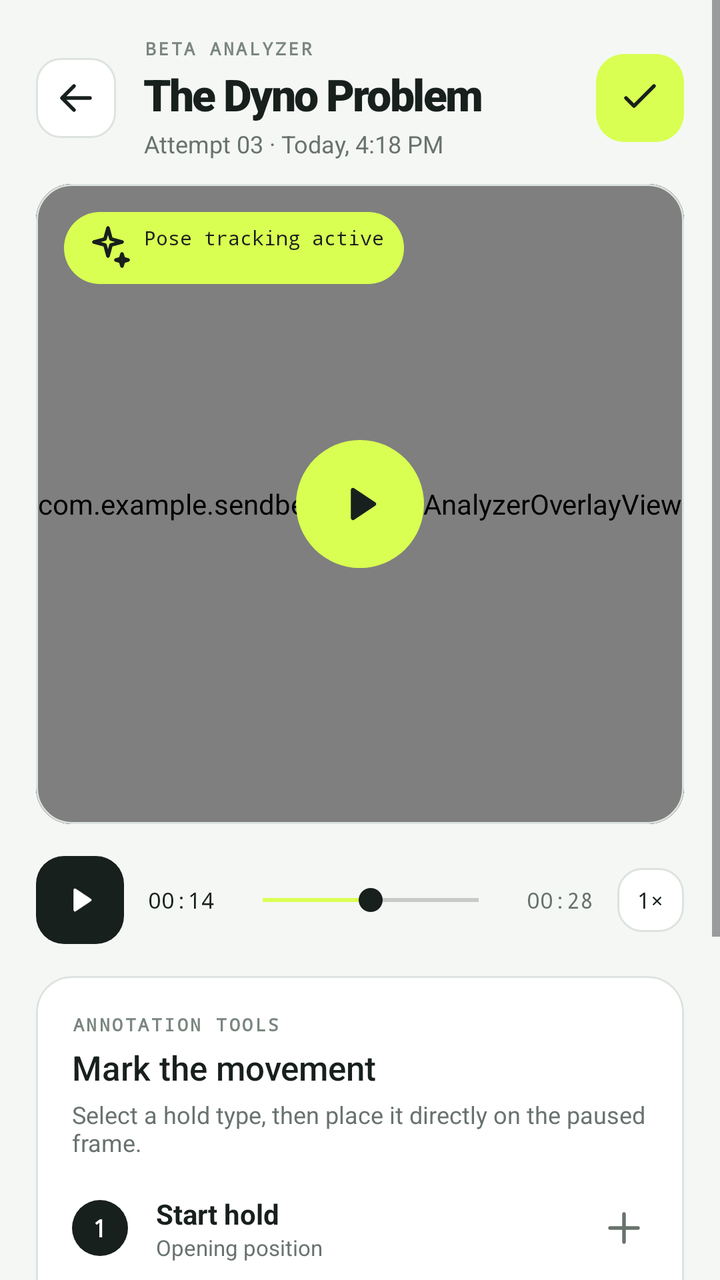
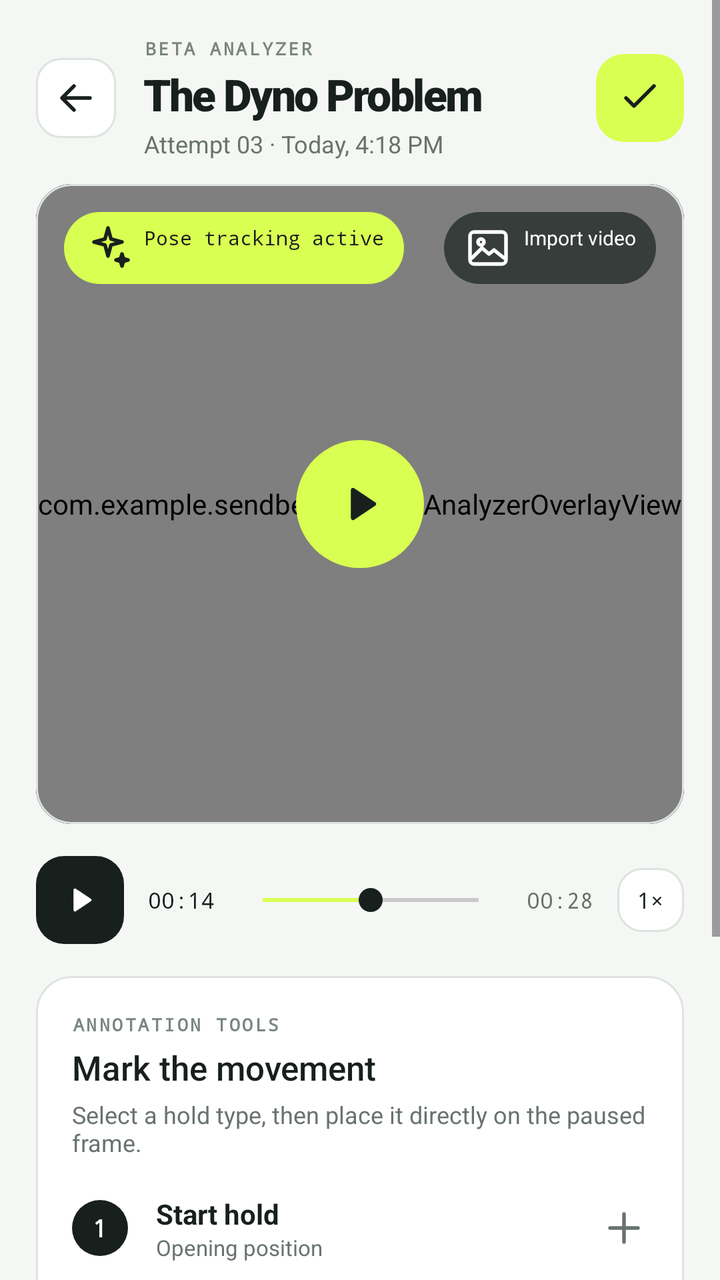

Compare the two renders of this Android layout. The source of the first and the diff that turns it into the second are given below.
<!-- AndroidManifest.xml: application theme Theme.SendBeta -->
<!-- res/layout/fragment_analyzer.xml -->
<?xml version="1.0" encoding="utf-8"?>
<ScrollView
    xmlns:android="http://schemas.android.com/apk/res/android"
    xmlns:app="http://schemas.android.com/apk/res-auto"
    android:layout_width="match_parent"
    android:layout_height="match_parent"
    android:background="@color/paper"
    android:fillViewport="true">

    <LinearLayout
        android:layout_width="match_parent"
        android:layout_height="wrap_content"
        android:orientation="vertical"
        android:paddingBottom="100dp">

        
        <LinearLayout
            android:layout_width="match_parent"
            android:layout_height="wrap_content"
            android:gravity="center_vertical"
            android:orientation="horizontal"
            android:paddingHorizontal="18dp"
            android:paddingTop="18dp"
            android:paddingBottom="12dp">

            <ImageButton
                android:id="@+id/btn_back"
                android:layout_width="40dp"
                android:layout_height="40dp"
                android:background="@drawable/button_outlined"
                android:contentDescription="Back"
                android:src="@drawable/ic_back"
                app:tint="@color/ink" />

            <LinearLayout
                android:layout_width="0dp"
                android:layout_height="wrap_content"
                android:layout_marginStart="14dp"
                android:layout_weight="1"
                android:orientation="vertical">

                <TextView
                    android:layout_width="wrap_content"
                    android:layout_height="wrap_content"
                    android:fontFamily="monospace"
                    android:letterSpacing="0.13"
                    android:text="BETA ANALYZER"
                    android:textAllCaps="true"
                    android:textColor="#7A867F"
                    android:textSize="9sp"
                    android:textStyle="bold" />

                <TextView
                    android:id="@+id/analyzer_title"
                    android:layout_width="wrap_content"
                    android:layout_height="wrap_content"
                    android:layout_marginTop="2dp"
                    android:fontFamily="sans-serif-black"
                    android:letterSpacing="-0.04"
                    android:text="The Dyno Problem"
                    android:textColor="@color/ink"
                    android:textSize="22sp" />

                <TextView
                    android:id="@+id/analyzer_subtitle"
                    android:layout_width="wrap_content"
                    android:layout_height="wrap_content"
                    android:layout_marginTop="2dp"
                    android:text="Attempt 03 · Today, 4:18 PM"
                    android:textColor="@color/muted"
                    android:textSize="12sp" />
            </LinearLayout>

            
            <ImageButton
                android:id="@+id/btn_done"
                android:layout_width="44dp"
                android:layout_height="44dp"
                android:background="@drawable/button_lime"
                android:contentDescription="Done"
                android:src="@drawable/ic_check"
                app:tint="@color/ink" />
        </LinearLayout>

        
        <com.google.android.material.card.MaterialCardView
            android:id="@+id/video_card"
            android:layout_width="match_parent"
            android:layout_height="320dp"
            android:layout_marginHorizontal="18dp"
            app:cardBackgroundColor="@color/ink"
            app:cardCornerRadius="18dp"
            app:cardElevation="0dp">

            <FrameLayout
                android:layout_width="match_parent"
                android:layout_height="match_parent">

                
                <View
                    android:layout_width="match_parent"
                    android:layout_height="match_parent"
                    android:background="@drawable/camera_placeholder" />

                
                <com.example.sendbeta.ui.BetaAnalyzerOverlayView
                    android:id="@+id/overlay_canvas"
                    android:layout_width="match_parent"
                    android:layout_height="match_parent" />

                
                <TextView
                    android:layout_width="wrap_content"
                    android:layout_height="wrap_content"
                    android:layout_gravity="top|start"
                    android:layout_margin="14dp"
                    android:background="@drawable/badge_pose_tracking"
                    android:drawableStart="@drawable/ic_spark"
                    android:drawablePadding="6dp"
                    android:fontFamily="monospace"
                    android:paddingHorizontal="10dp"
                    android:paddingVertical="6dp"
                    android:text="Pose tracking active"
                    android:textColor="@color/ink"
                    android:textSize="10sp"
                    app:drawableTint="@color/ink" />

                
                <FrameLayout
                    android:id="@+id/btn_play_center"
                    android:layout_width="64dp"
                    android:layout_height="64dp"
                    android:layout_gravity="center"
                    android:background="@drawable/play_button_lime">

                    <ImageView
                        android:id="@+id/icon_play_center"
                        android:layout_width="28dp"
                        android:layout_height="28dp"
                        android:layout_gravity="center"
                        android:src="@drawable/ic_play"
                        app:tint="@color/ink" />
                </FrameLayout>
            </FrameLayout>
        </com.google.android.material.card.MaterialCardView>

        
        <LinearLayout
            android:layout_width="match_parent"
            android:layout_height="wrap_content"
            android:gravity="center_vertical"
            android:orientation="horizontal"
            android:paddingHorizontal="18dp"
            android:paddingTop="16dp">

            
            <FrameLayout
                android:id="@+id/btn_play_small"
                android:layout_width="44dp"
                android:layout_height="44dp"
                android:background="@drawable/button_dark">

                <ImageView
                    android:id="@+id/icon_play_small"
                    android:layout_width="20dp"
                    android:layout_height="20dp"
                    android:layout_gravity="center"
                    android:src="@drawable/ic_play"
                    app:tint="@color/white" />
            </FrameLayout>

            
            <TextView
                android:id="@+id/time_current"
                android:layout_width="wrap_content"
                android:layout_height="wrap_content"
                android:layout_marginStart="12dp"
                android:fontFamily="monospace"
                android:text="00:14"
                android:textColor="@color/ink"
                android:textSize="11sp" />

            
            <SeekBar
                android:id="@+id/scrub_bar"
                android:layout_width="0dp"
                android:layout_height="wrap_content"
                android:layout_marginHorizontal="8dp"
                android:layout_weight="1"
                android:max="280"
                android:progress="140"
                android:progressTint="@color/lime"
                android:thumbTint="@color/ink" />

            
            <TextView
                android:id="@+id/time_total"
                android:layout_width="wrap_content"
                android:layout_height="wrap_content"
                android:fontFamily="monospace"
                android:text="00:28"
                android:textColor="@color/muted"
                android:textSize="11sp" />

            
            <TextView
                android:id="@+id/btn_speed"
                android:layout_width="wrap_content"
                android:layout_height="32dp"
                android:layout_marginStart="12dp"
                android:background="@drawable/button_outlined"
                android:fontFamily="monospace"
                android:gravity="center"
                android:paddingHorizontal="10dp"
                android:text="1×"
                android:textColor="@color/ink"
                android:textSize="11sp" />
        </LinearLayout>

        
        <com.google.android.material.card.MaterialCardView
            android:layout_width="match_parent"
            android:layout_height="wrap_content"
            android:layout_marginHorizontal="18dp"
            android:layout_marginTop="16dp"
            app:cardBackgroundColor="@color/white"
            app:cardCornerRadius="18dp"
            app:cardElevation="0dp"
            app:strokeColor="@color/line"
            app:strokeWidth="1dp">

            <LinearLayout
                android:layout_width="match_parent"
                android:layout_height="wrap_content"
                android:orientation="vertical"
                android:padding="18dp">

                
                <TextView
                    android:layout_width="wrap_content"
                    android:layout_height="wrap_content"
                    android:fontFamily="monospace"
                    android:letterSpacing="0.13"
                    android:text="ANNOTATION TOOLS"
                    android:textAllCaps="true"
                    android:textColor="#7A867F"
                    android:textSize="9sp"
                    android:textStyle="bold" />

                <TextView
                    android:layout_width="wrap_content"
                    android:layout_height="wrap_content"
                    android:layout_marginTop="4dp"
                    android:fontFamily="sans-serif-medium"
                    android:text="Mark the movement"
                    android:textColor="@color/ink"
                    android:textSize="17sp" />

                <TextView
                    android:layout_width="wrap_content"
                    android:layout_height="wrap_content"
                    android:layout_marginTop="4dp"
                    android:text="Select a hold type, then place it directly on the paused frame."
                    android:textColor="@color/muted"
                    android:textSize="12sp" />

                
                <LinearLayout
                    android:layout_width="match_parent"
                    android:layout_height="wrap_content"
                    android:layout_marginTop="18dp"
                    android:gravity="center_vertical"
                    android:orientation="horizontal">

                    <TextView
                        android:layout_width="28dp"
                        android:layout_height="28dp"
                        android:background="@drawable/hold_badge_ink"
                        android:fontFamily="monospace"
                        android:gravity="center"
                        android:text="1"
                        android:textColor="@color/white"
                        android:textSize="12sp"
                        android:textStyle="bold" />

                    <LinearLayout
                        android:layout_width="0dp"
                        android:layout_height="wrap_content"
                        android:layout_marginStart="14dp"
                        android:layout_weight="1"
                        android:orientation="vertical">

                        <TextView
                            android:layout_width="wrap_content"
                            android:layout_height="wrap_content"
                            android:text="Start hold"
                            android:textColor="@color/ink"
                            android:textSize="14sp"
                            android:textStyle="bold" />

                        <TextView
                            android:layout_width="wrap_content"
                            android:layout_height="wrap_content"
                            android:text="Opening position"
                            android:textColor="@color/muted"
                            android:textSize="11sp" />
                    </LinearLayout>

                    <ImageView
                        android:layout_width="24dp"
                        android:layout_height="24dp"
                        android:src="@drawable/ic_plus"
                        app:tint="@color/muted" />
                </LinearLayout>

                
                <View
                    android:layout_width="match_parent"
                    android:layout_height="1dp"
                    android:layout_marginVertical="14dp"
                    android:background="@color/line" />

                
                <LinearLayout
                    android:layout_width="match_parent"
                    android:layout_height="wrap_content"
                    android:gravity="center_vertical"
                    android:orientation="horizontal">

                    <TextView
                        android:layout_width="28dp"
                        android:layout_height="28dp"
                        android:background="@drawable/hold_badge_lime"
                        android:fontFamily="monospace"
                        android:gravity="center"
                        android:text="2"
                        android:textColor="@color/ink"
                        android:textSize="12sp"
                        android:textStyle="bold" />

                    <LinearLayout
                        android:layout_width="0dp"
                        android:layout_height="wrap_content"
                        android:layout_marginStart="14dp"
                        android:layout_weight="1"
                        android:orientation="vertical">

                        <TextView
                            android:layout_width="wrap_content"
                            android:layout_height="wrap_content"
                            android:text="Crux hold"
                            android:textColor="@color/ink"
                            android:textSize="14sp"
                            android:textStyle="bold" />

                        <TextView
                            android:layout_width="wrap_content"
                            android:layout_height="wrap_content"
                            android:text="Hardest move"
                            android:textColor="@color/muted"
                            android:textSize="11sp" />
                    </LinearLayout>

                    <ImageView
                        android:layout_width="24dp"
                        android:layout_height="24dp"
                        android:src="@drawable/ic_plus"
                        app:tint="@color/muted" />
                </LinearLayout>

                
                <View
                    android:layout_width="match_parent"
                    android:layout_height="1dp"
                    android:layout_marginVertical="14dp"
                    android:background="@color/line" />

                
                <LinearLayout
                    android:layout_width="match_parent"
                    android:layout_height="wrap_content"
                    android:gravity="center_vertical"
                    android:orientation="horizontal">

                    <TextView
                        android:layout_width="28dp"
                        android:layout_height="28dp"
                        android:background="@drawable/hold_badge_ink"
                        android:fontFamily="monospace"
                        android:gravity="center"
                        android:text="3"
                        android:textColor="@color/white"
                        android:textSize="12sp"
                        android:textStyle="bold" />

                    <LinearLayout
                        android:layout_width="0dp"
                        android:layout_height="wrap_content"
                        android:layout_marginStart="14dp"
                        android:layout_weight="1"
                        android:orientation="vertical">

                        <TextView
                            android:layout_width="wrap_content"
                            android:layout_height="wrap_content"
                            android:text="Top hold"
                            android:textColor="@color/ink"
                            android:textSize="14sp"
                            android:textStyle="bold" />

                        <TextView
                            android:layout_width="wrap_content"
                            android:layout_height="wrap_content"
                            android:text="Finish position"
                            android:textColor="@color/muted"
                            android:textSize="11sp" />
                    </LinearLayout>

                    <ImageView
                        android:layout_width="24dp"
                        android:layout_height="24dp"
                        android:src="@drawable/ic_plus"
                        app:tint="@color/muted" />
                </LinearLayout>
            </LinearLayout>
        </com.google.android.material.card.MaterialCardView>
    </LinearLayout>
</ScrollView>
<!-- resources referenced by this layout -->
<resources>
  <color name="ink">#18201d</color>
  <color name="lime">#d9ff52</color>
  <color name="line">#dde3df</color>
  <color name="muted">#69736e</color>
  <color name="paper">#f5f7f4</color>
  <color name="white">#ffffff</color>
  <!-- drawable badge_pose_tracking (drawable) -->
  <?xml version="1.0" encoding="utf-8"?>
  <shape xmlns:android="http://schemas.android.com/apk/res/android"
      android:shape="rectangle">
      <solid android:color="@color/lime" />
      <corners android:radius="20dp" />
  </shape>
  <!-- drawable button_dark (drawable) -->
  <?xml version="1.0" encoding="utf-8"?>
  <shape xmlns:android="http://schemas.android.com/apk/res/android"
      android:shape="rectangle">
      <solid android:color="@color/ink" />
      <corners android:radius="14dp" />
  </shape>
  <!-- drawable button_lime (drawable) -->
  <?xml version="1.0" encoding="utf-8"?>
  <shape xmlns:android="http://schemas.android.com/apk/res/android"
      android:shape="rectangle">
      <solid android:color="@color/lime" />
      <corners android:radius="14dp" />
  </shape>
  <!-- drawable camera_placeholder (drawable) -->
  <?xml version="1.0" encoding="utf-8"?>
  <shape xmlns:android="http://schemas.android.com/apk/res/android"
      android:shape="rectangle">
      <gradient
          android:angle="135"
          android:startColor="#2d3a35"
          android:endColor="#1a2420"
          android:type="linear" />
  </shape>
  <!-- drawable hold_badge_ink (drawable) -->
  <?xml version="1.0" encoding="utf-8"?>
  <shape xmlns:android="http://schemas.android.com/apk/res/android"
      android:shape="oval">
      <solid android:color="@color/ink" />
  </shape>
  <!-- drawable hold_badge_lime (drawable) -->
  <?xml version="1.0" encoding="utf-8"?>
  <shape xmlns:android="http://schemas.android.com/apk/res/android"
      android:shape="oval">
      <solid android:color="@color/lime" />
  </shape>
  <!-- drawable play_button_lime (drawable) -->
  <?xml version="1.0" encoding="utf-8"?>
  <shape xmlns:android="http://schemas.android.com/apk/res/android"
      android:shape="oval">
      <solid android:color="@color/lime" />
  </shape>
  <style name="Theme.SendBeta" parent="Base.Theme.SendBeta" />
  <color name="lime_dark">#b9e72a</color>
  <!-- unchanged entries left out for length: 9 -->
</resources>

<!-- the commit's change to res/layout/fragment_analyzer.xml (unified diff, before → after) -->
@@ -98,9 +98,18 @@
 
                 
                 <View
+                    android:id="@+id/video_placeholder"
                     android:layout_width="match_parent"
                     android:layout_height="match_parent"
                     android:background="@drawable/camera_placeholder" />
+
+                
+                <VideoView
+                    android:id="@+id/video_view"
+                    android:layout_width="match_parent"
+                    android:layout_height="match_parent"
+                    android:layout_gravity="center"
+                    android:visibility="gone" />
 
                 
                 <com.example.sendbeta.ui.BetaAnalyzerOverlayView
@@ -124,6 +133,23 @@
                     android:textColor="@color/ink"
                     android:textSize="10sp"
                     app:drawableTint="@color/ink" />
+
+                
+                <TextView
+                    android:id="@+id/btn_import_video"
+                    android:layout_width="wrap_content"
+                    android:layout_height="wrap_content"
+                    android:layout_gravity="top|end"
+                    android:layout_margin="14dp"
+                    android:background="@drawable/camera_overlay_pill"
+                    android:drawableStart="@drawable/ic_gallery"
+                    android:drawablePadding="6dp"
+                    android:paddingHorizontal="10dp"
+                    android:paddingVertical="6dp"
+                    android:text="Import video"
+                    android:textColor="@color/white"
+                    android:textSize="10sp"
+                    app:drawableTint="@color/white" />
 
                 
                 <FrameLayout
<!-- resource entries referenced after the edit -->
@@ -27,6 +27,13 @@
       <solid android:color="@color/lime" />
       <corners android:radius="14dp" />
   </shape>
+  <!-- drawable camera_overlay_pill (drawable) -->
+  <?xml version="1.0" encoding="utf-8"?>
+  <shape xmlns:android="http://schemas.android.com/apk/res/android"
+      android:shape="rectangle">
+      <solid android:color="#B018201d" />
+      <corners android:radius="20dp" />
+  </shape>
   <!-- drawable camera_placeholder (drawable) -->
   <?xml version="1.0" encoding="utf-8"?>
   <shape xmlns:android="http://schemas.android.com/apk/res/android"
@@ -49,6 +56,35 @@
       android:shape="oval">
       <solid android:color="@color/lime" />
   </shape>
+  <!-- drawable ic_gallery (drawable) -->
+  <?xml version="1.0" encoding="utf-8"?>
+  <vector xmlns:android="http://schemas.android.com/apk/res/android"
+      android:width="24dp"
+      android:height="24dp"
+      android:viewportWidth="24"
+      android:viewportHeight="24">
+      <path
+          android:pathData="M 5.00,4.00 h 14.00 a 2.00,2.00 0 0 1 2.00,2.00 v 12.00 a 2.00,2.00 0 0 1 -2.00,2.00 h -14.00 a 2.00,2.00 0 0 1 -2.00,-2.00 v -12.00 a 2.00,2.00 0 0 1 2.00,-2.00 z"
+          android:strokeWidth="1.8"
+          android:strokeColor="@color/ink"
+          android:strokeLineCap="round"
+          android:strokeLineJoin="round"
+          android:fillColor="#00000000" />
+      <path
+          android:pathData="M 7.00,9.00 a 1.50,1.50 0 1,0 3.00,0 a 1.50,1.50 0 1,0 -3.00,0"
+          android:strokeWidth="1.8"
+          android:strokeColor="@color/ink"
+          android:strokeLineCap="round"
+          android:strokeLineJoin="round"
+          android:fillColor="#00000000" />
+      <path
+          android:pathData="m4 17 5-5 3.5 3 2.5-2 5 4"
+          android:strokeWidth="1.8"
+          android:strokeColor="@color/ink"
+          android:strokeLineCap="round"
+          android:strokeLineJoin="round"
+          android:fillColor="#00000000" />
+  </vector>
   <!-- drawable play_button_lime (drawable) -->
   <?xml version="1.0" encoding="utf-8"?>
   <shape xmlns:android="http://schemas.android.com/apk/res/android"
